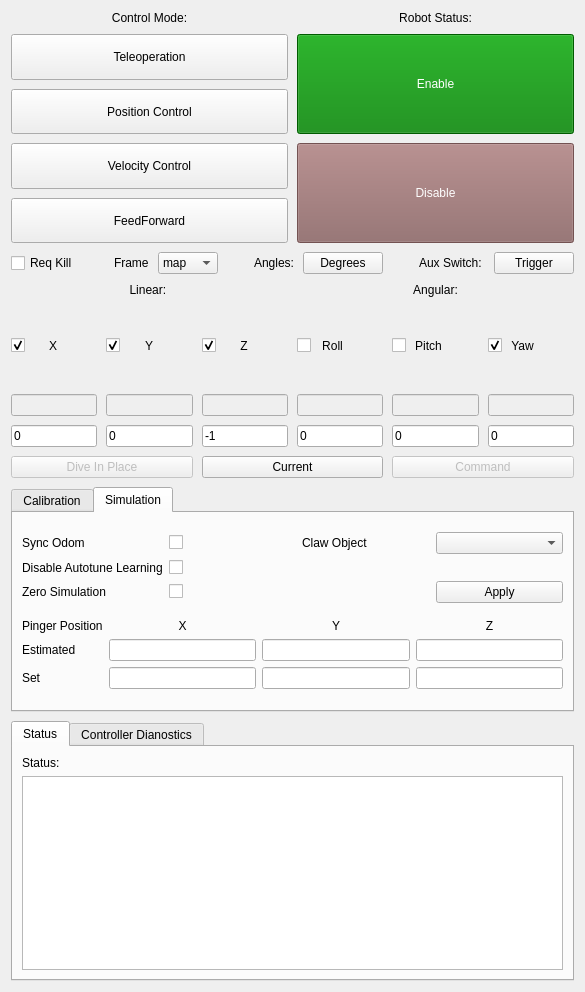
Qt form riptide_rviz/riptide_rviz/src/ControlPanel.ui (osu-uwrt/mercury_gui) before a commit.
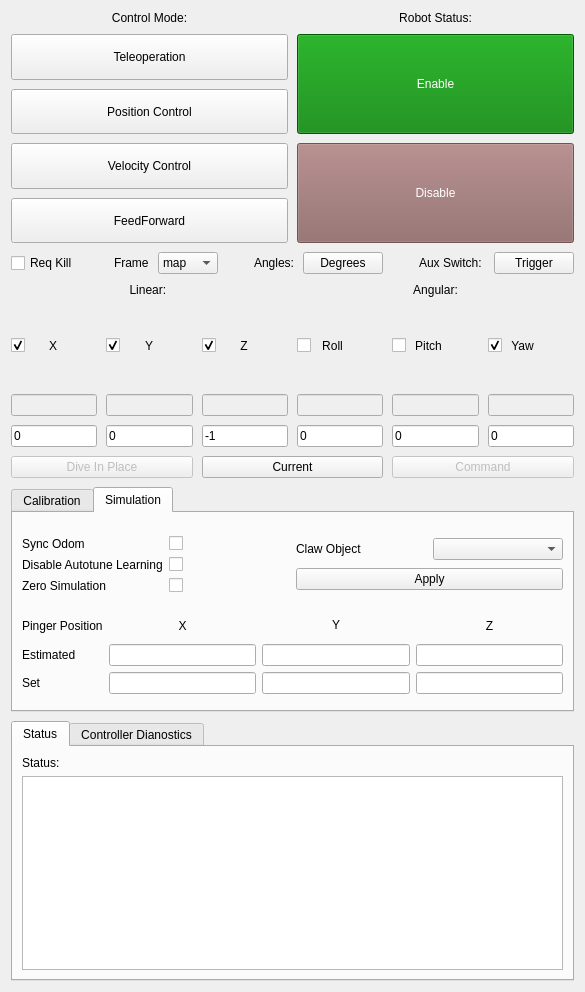
The same form after that commit.

```diff
--- a/riptide_rviz/riptide_rviz/src/ControlPanel.ui
+++ b/riptide_rviz/riptide_rviz/src/ControlPanel.ui
@@ -1076,7 +1076,7 @@
           <number>0</number>
          </property>
          <item>
-          <layout class="QGridLayout" name="gridLayout_9">
+          <layout class="QHBoxLayout" name="horizontalLayout_4">
            <property name="leftMargin">
             <number>9</number>
            </property>
@@ -1089,8 +1089,56 @@
            <property name="bottomMargin">
             <number>9</number>
            </property>
-           <item row="0" column="3">
-            <widget class="QComboBox" name="claw_object"/>
+           <item>
+            <layout class="QGridLayout" name="gridLayout_6">
+             <property name="topMargin">
+              <number>0</number>
+             </property>
+             <property name="rightMargin">
+              <number>0</number>
+             </property>
+             <property name="bottomMargin">
+              <number>0</number>
+             </property>
+             <item row="1" column="0">
+              <widget class="QLabel" name="label_27">
+               <property name="sizePolicy">
+                <sizepolicy hsizetype="Preferred" vsizetype="Preferred">
+                 <horstretch>0</horstretch>
+                 <verstretch>0</verstretch>
+                </sizepolicy>
+               </property>
+               <property name="minimumSize">
+                <size>
+                 <width>0</width>
+                 <height>0</height>
+                </size>
+               </property>
+               <property name="text">
+                <string>Disable Autotune Learning</string>
+               </property>
+              </widget>
+             </item>
+             <item row="0" column="1">
+              <widget class="QCheckBox" name="sync_odom_enable">
+               <property name="text">
+                <string/>
+               </property>
+              </widget>
+             </item>
+             <item row="0" column="0">
+              <widget class="QLabel" name="label_26">
+               <property name="text">
+                <string>Sync Odom</string>
+               </property>
+              </widget>
+             </item>
+             <item row="2" column="0">
+              <widget class="QLabel" name="label_28">
+               <property name="text">
+                <string>Zero Simulation</string>
+               </property>
+              </widget>
            </item>
            <item row="1" column="1">
             <widget class="QCheckBox" name="disable_auto_learning">
@@ -1106,47 +1154,32 @@
              </property>
             </widget>
            </item>
-           <item row="0" column="1">
-            <widget class="QCheckBox" name="sync_odom_enable">
-             <property name="text">
-              <string/>
-             </property>
-            </widget>
+            </layout>
            </item>
-           <item row="0" column="2">
+           <item>
+            <layout class="QVBoxLayout" name="verticalLayout_4">
+             <item>
+              <layout class="QHBoxLayout" name="horizontalLayout_5">
+               <item>
             <widget class="QLabel" name="label_29">
              <property name="text">
               <string>Claw Object</string>
              </property>
             </widget>
            </item>
-           <item row="2" column="3">
+               <item>
+                <widget class="QComboBox" name="claw_object"/>
+               </item>
+              </layout>
+             </item>
+             <item>
             <widget class="QPushButton" name="simulation_apply">
              <property name="text">
               <string>Apply</string>
              </property>
             </widget>
            </item>
-           <item row="0" column="0">
-            <widget class="QLabel" name="label_26">
-             <property name="text">
-              <string>Sync Odom</string>
-             </property>
-            </widget>
-           </item>
-           <item row="1" column="0">
-            <widget class="QLabel" name="label_27">
-             <property name="text">
-              <string>Disable Autotune Learning</string>
-             </property>
-            </widget>
-           </item>
-           <item row="2" column="0">
-            <widget class="QLabel" name="label_28">
-             <property name="text">
-              <string>Zero Simulation</string>
-             </property>
-            </widget>
+            </layout>
            </item>
           </layout>
          </item>
@@ -1159,7 +1192,7 @@
             <number>9</number>
            </property>
            <property name="bottomMargin">
-            <number>9</number>
+            <number>0</number>
            </property>
            <property name="spacing">
             <number>6</number>
@@ -1189,6 +1222,12 @@
            </item>
            <item row="0" column="0">
             <widget class="QLabel" name="label_31">
+             <property name="minimumSize">
+              <size>
+               <width>0</width>
+               <height>25</height>
+              </size>
+             </property>
              <property name="text">
               <string>Pinger Position</string>
              </property>
```
Left out of the diff: 130 changed lines with no effect on the pictures. Lines whose indentation alone changed are shown as unchanged.
